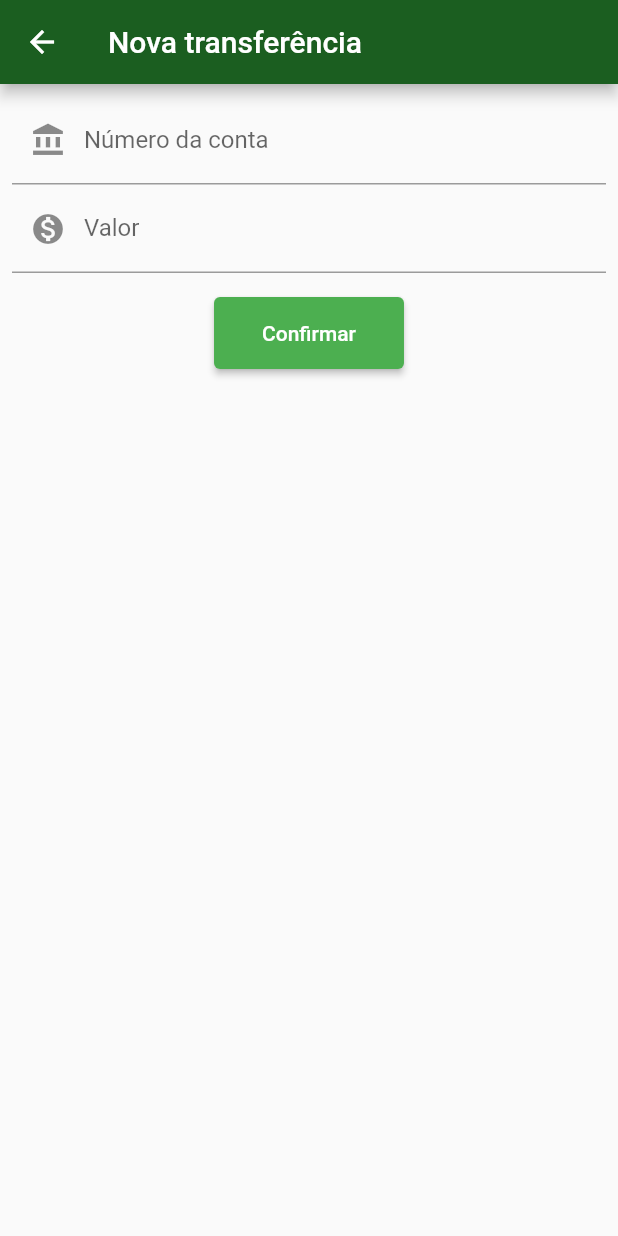
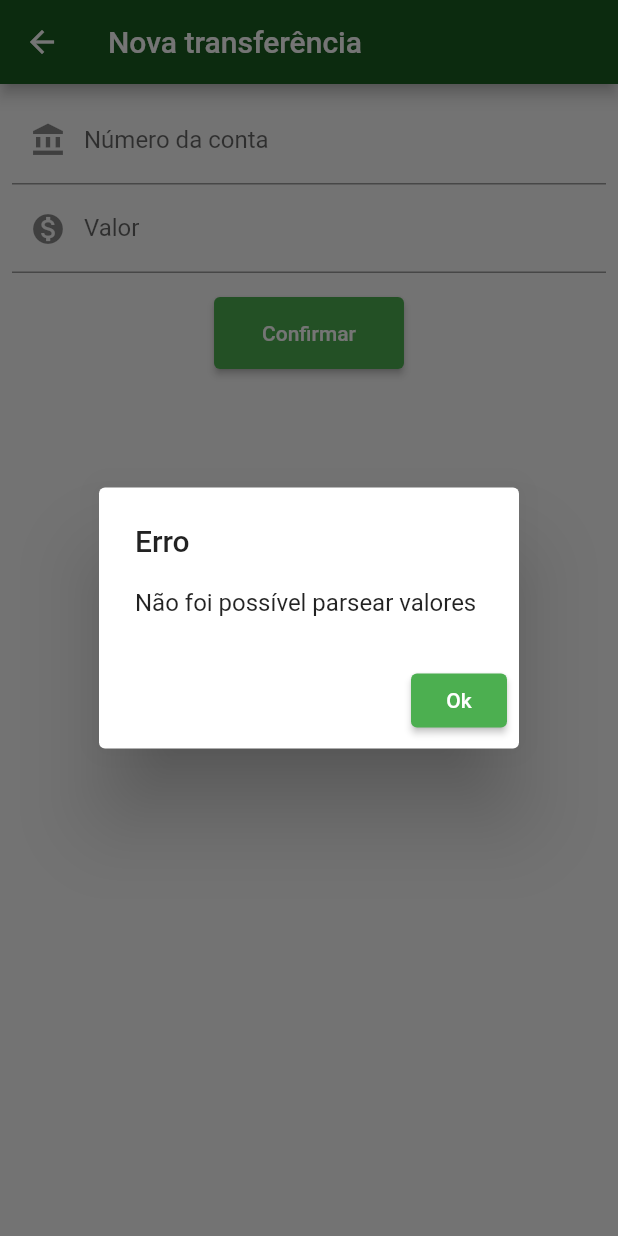
Before and after one commit to javascripto/dart, a Flutter app: the TransferenceForm screen opened directly, after a tap on "Confirmar", on a phone screen of 412 x 824 dp. Run offline on Flutter 3.47's test engine with Material 2 defaults, Android fonts, the phone set to English and light mode, and no system bars.

Commit message:
chore: show alert

```diff
--- a/src/my_flutter_app/lib/main.dart
+++ b/src/my_flutter_app/lib/main.dart
@@ -53,7 +53,8 @@ class TransferenceList extends StatelessWidget {
         builder: (context) => TransferenceForm(),
       ),
     ).then((transference) {
-      debugPrint('$transference');
+      if (transference == null) return;
+      showAlert(context, 'Sucesso', '$transference');
     });
   }
 }
@@ -129,7 +130,7 @@ class TransferenceForm extends StatelessWidget {
     final account = int.tryParse(_accountController.text);
     final amount = double.tryParse(_amountController.text);
     if (amount == null || account == null) {
-      return debugPrint('Não foi possível parsear valores');
+      return showAlert(context, 'Erro', 'Não foi possível parsear valores');
     }
     final transference = Transference(
       account: account,
@@ -150,7 +151,7 @@ class Transference {
 
   @override
   String toString() {
-    return 'Transference{account: $account, amount: $amount}';
+    return 'Transference {\n  account: $account,\n  amount: $amount\n}';
   }
 }
 
@@ -176,3 +177,21 @@ class Editor extends StatelessWidget {
     );
   }
 }
+
+void showAlert(BuildContext context, String? title, String content) {
+  debugPrint(content);
+  showDialog(context: context, builder: (context) {
+    return AlertDialog(
+      title: title != null ? Text(title) : null,
+      actions: [
+        ElevatedButton(
+          child: Text('Ok'),
+          onPressed: () {
+            Navigator.of(context, rootNavigator: true).pop('dialog');
+          },
+        ),
+      ],
+      content: Text(content),
+    );
+  });
+}
```
